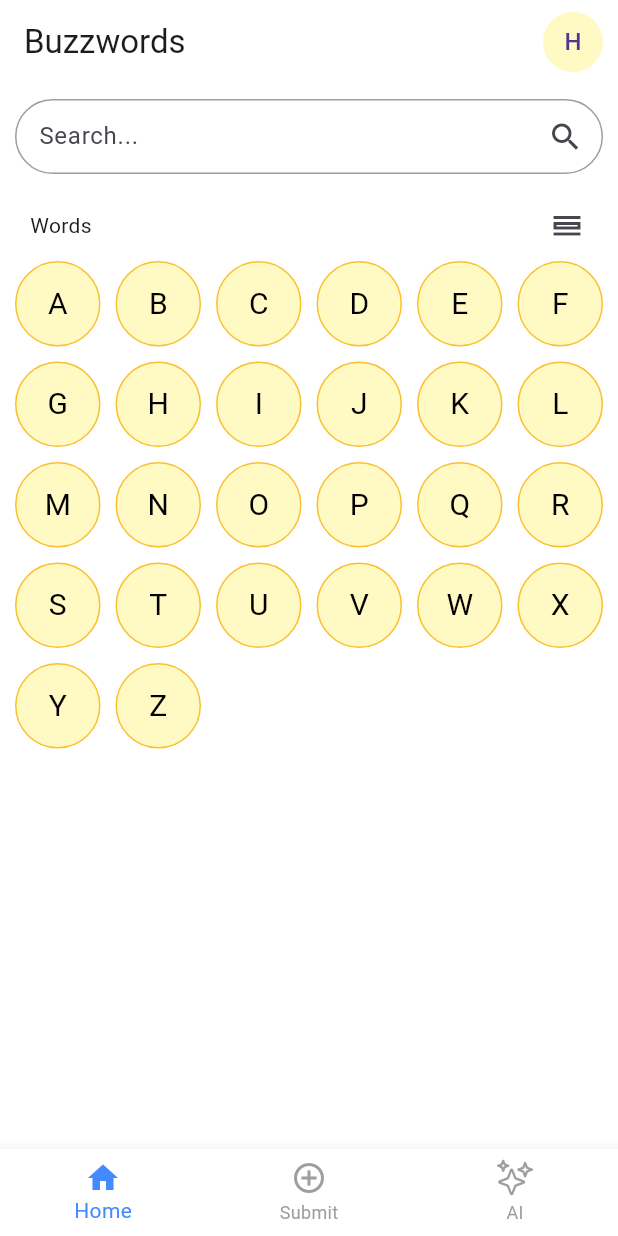
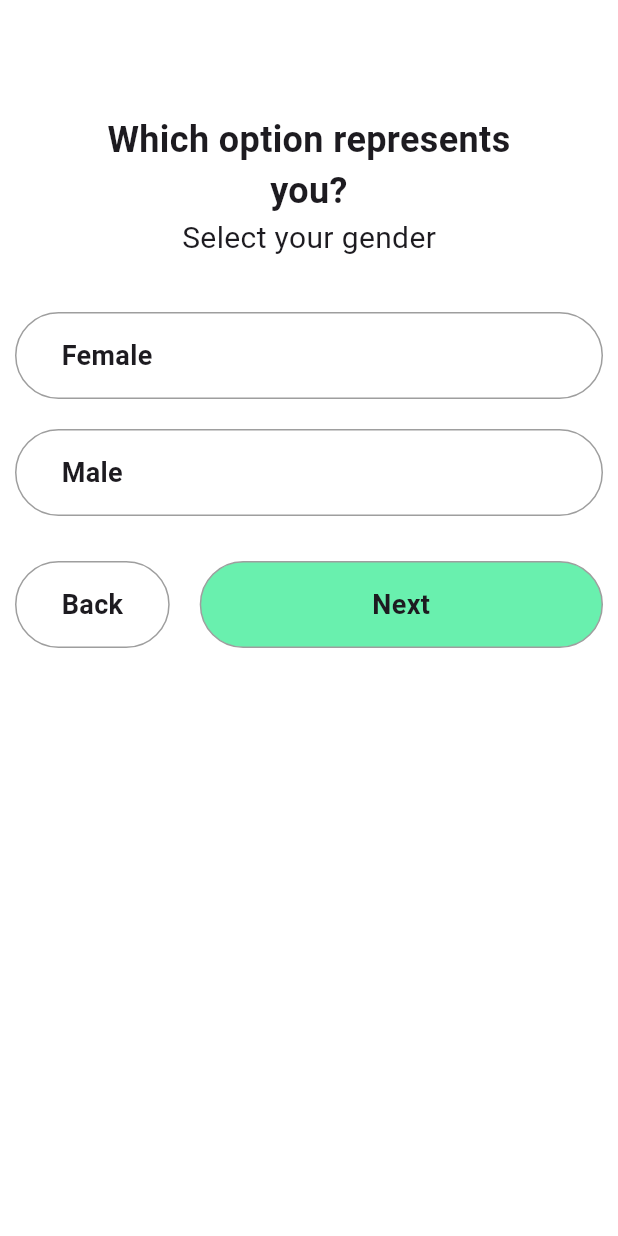
Before and after one commit to dagmawibabi/buzzwords, a Flutter app: the screen it shows after launch, on a phone screen of 412 x 824 dp. Run offline on Flutter 3.47's test engine with Material 3 defaults, Android fonts, the phone set to English and light mode, and no system bars; our stand-ins replace ionicons.

Commit message:
onboarding

```diff
--- a/lib/main.dart
+++ b/lib/main.dart
@@ -1,3 +1,4 @@
+import 'package:buzzwords/pages/onboarding/onboarding.dart';
 import 'package:flutter/material.dart';
 import 'package:buzzwords/pages/parent_page/parent_page.dart';
 
@@ -20,7 +21,8 @@
       debugShowCheckedModeBanner: false,
       initialRoute: "/",
       routes: {
-        "/": (context) => ParentPage(),
+        // "/": (context) => ParentPage(),
+        "/": (context) => OnboardingPage(),
       },
       theme: ThemeData(
         // scaffoldBackgroundColor: Color(0xff0f0f0f),
--- /dev/null
+++ b/lib/pages/onboarding/onboarding.dart
@@ -0,0 +1,151 @@
+import 'package:buzzwords/pages/homepage/homepage.dart';
+import 'package:buzzwords/pages/onboarding/onboarding_options.dart';
+import 'package:buzzwords/pages/parent_page/parent_page.dart';
+import 'package:flutter/material.dart';
+
+class OnboardingPage extends StatefulWidget {
+  const OnboardingPage({super.key});
+
+  @override
+  State<OnboardingPage> createState() => _OnboardingPageState();
+}
+
+class _OnboardingPageState extends State<OnboardingPage> {
+  var currentOptionPage = 0;
+  List pages = [
+    {
+      "title": "Which option represents you?",
+      "subtitle": "Select your gender",
+      "options": [
+        "Female",
+        "Male",
+      ],
+    },
+    {
+      "title": "How Old Are You?",
+      "subtitle": "Select your age",
+      "options": [
+        "10 to 20",
+        "20 to 30",
+        "30 to 40",
+        "40 to 50",
+        "50 to 60",
+        "60+",
+      ],
+    },
+    {
+      "title": "Do you have a specific goal in mind?",
+      "subtitle": "Select your goal",
+      "options": [
+        "Enhance my lexicon",
+        "Contribute more buzz words",
+        "Use for reference",
+      ],
+    },
+  ];
+
+  void changePageBack() {
+    setState(() {
+      if (currentOptionPage > 0) {
+        currentOptionPage--;
+      }
+    });
+  }
+
+  void changePageForward() {
+    setState(() {
+      if (currentOptionPage < pages.length - 1) {
+        currentOptionPage++;
+      }
+    });
+  }
+
+  @override
+  void initState() {
+    super.initState();
+  }
+
+  @override
+  Widget build(BuildContext context) {
+    return Scaffold(
+      appBar: AppBar(),
+      body: ListView(
+        children: [
+          OnboardingOptions(
+            title: pages[currentOptionPage]["title"],
+            subtitle: pages[currentOptionPage]["subtitle"],
+            options: pages[currentOptionPage]["options"],
+          ),
+          SizedBox(height: 10.0),
+          Row(
+            children: [
+              GestureDetector(
+                onTap: () {
+                  changePageBack();
+                },
+                child: Container(
+                  padding: EdgeInsets.symmetric(
+                    vertical: 15.0,
+                    horizontal: 30.0,
+                  ),
+                  margin: EdgeInsets.all(10.0),
+                  decoration: BoxDecoration(
+                    // color: Colors.greenAccent,
+                    border: Border.all(
+                      color: Colors.grey[500]!,
+                    ),
+                    borderRadius: BorderRadius.circular(100.0),
+                  ),
+                  child: Text(
+                    "Back",
+                    style: TextStyle(
+                      fontSize: 18.0,
+                      fontWeight: FontWeight.bold,
+                    ),
+                  ),
+                ),
+              ),
+              Expanded(
+                child: GestureDetector(
+                  onTap: () {
+                    if (currentOptionPage == pages.length - 1) {
+                      Navigator.push(
+                        context,
+                        MaterialPageRoute(
+                          builder: (context) => ParentPage(),
+                        ),
+                      );
+                    }
+                    changePageForward();
+                  },
+                  child: Container(
+                    padding: EdgeInsets.symmetric(
+                      vertical: 15.0,
+                      horizontal: 30.0,
+                    ),
+                    margin: EdgeInsets.all(10.0),
+                    decoration: BoxDecoration(
+                      color: Colors.greenAccent,
+                      border: Border.all(
+                        color: Colors.grey[500]!,
+                      ),
+                      borderRadius: BorderRadius.circular(100.0),
+                    ),
+                    child: Text(
+                      "Next",
+                      textAlign: TextAlign.center,
+                      style: TextStyle(
+                        fontSize: 18.0,
+                        fontWeight: FontWeight.bold,
+                      ),
+                    ),
+                  ),
+                ),
+              ),
+            ],
+          )
+        ],
+      ),
+    );
+  }
+}
--- /dev/null
+++ b/lib/pages/onboarding/onboarding_options.dart
@@ -0,0 +1,84 @@
+import 'package:flutter/material.dart';
+
+class OnboardingOptions extends StatefulWidget {
+  const OnboardingOptions({
+    super.key,
+    required this.title,
+    required this.subtitle,
+    required this.options,
+  });
+
+  final String title;
+  final String subtitle;
+  final List options;
+
+  @override
+  State<OnboardingOptions> createState() => _OnboardingOptionsState();
+}
+
+class _OnboardingOptionsState extends State<OnboardingOptions> {
+  int selectedIndex = -1;
+  @override
+  Widget build(BuildContext context) {
+    return Container(
+      padding: EdgeInsets.only(top: 20.0),
+      child: Column(
+        crossAxisAlignment: CrossAxisAlignment.center,
+        children: [
+          Padding(
+            padding: const EdgeInsets.symmetric(horizontal: 50.0),
+            child: Text(
+              widget.title,
+              textAlign: TextAlign.center,
+              style: TextStyle(
+                fontSize: 24.0,
+                fontWeight: FontWeight.bold,
+              ),
+            ),
+          ),
+          Text(
+            widget.subtitle,
+            style: TextStyle(
+              fontSize: 20.0,
+            ),
+          ),
+          SizedBox(height: 25.0),
+          ListView.builder(
+            shrinkWrap: true,
+            itemCount: widget.options.length,
+            itemBuilder: (context, index) => GestureDetector(
+              onTap: () {
+                setState(() {
+                  selectedIndex = index;
+                });
+              },
+              child: Container(
+                padding: EdgeInsets.symmetric(
+                  vertical: 15.0,
+                  horizontal: 30.0,
+                ),
+                margin: EdgeInsets.all(10.0),
+                decoration: BoxDecoration(
+                  color: selectedIndex == index
+                      ? Colors.greenAccent
+                      : Colors.white,
+                  border: Border.all(
+                    color: Colors.grey[500]!,
+                  ),
+                  borderRadius: BorderRadius.circular(100.0),
+                ),
+                child: Text(
+                  widget.options[index],
+                  style: TextStyle(
+                    fontSize: 18.0,
+                    fontWeight: FontWeight.bold,
+                  ),
+                ),
+              ),
+            ),
+          ),
+        ],
+      ),
+    );
+  }
+}
```
